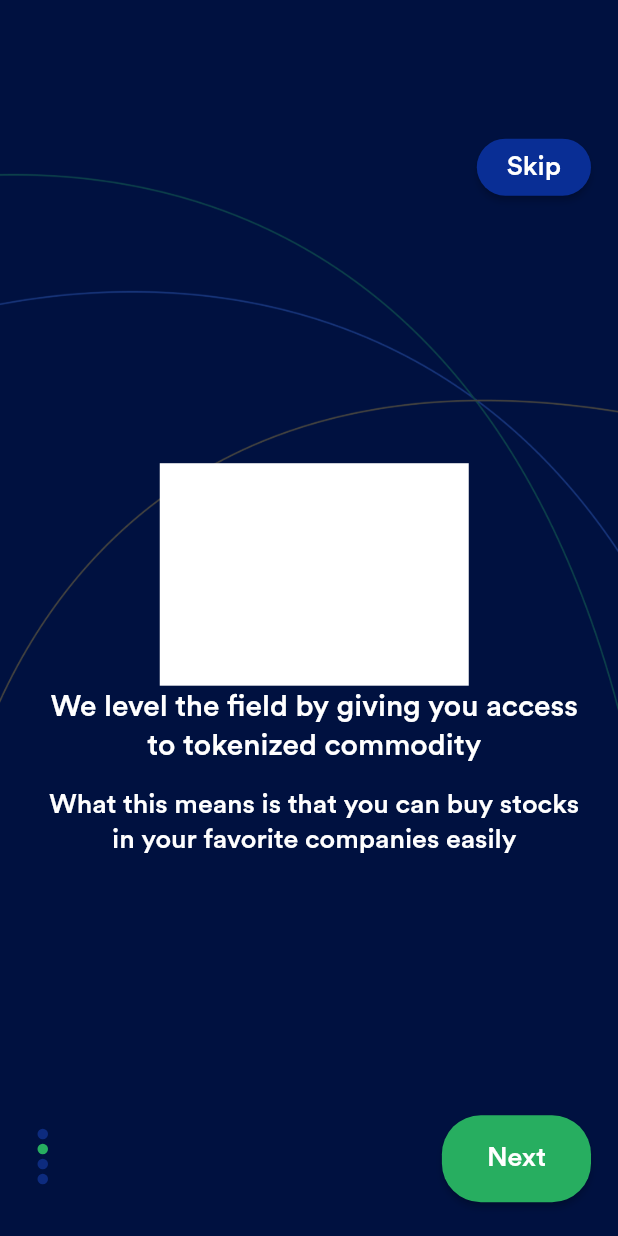
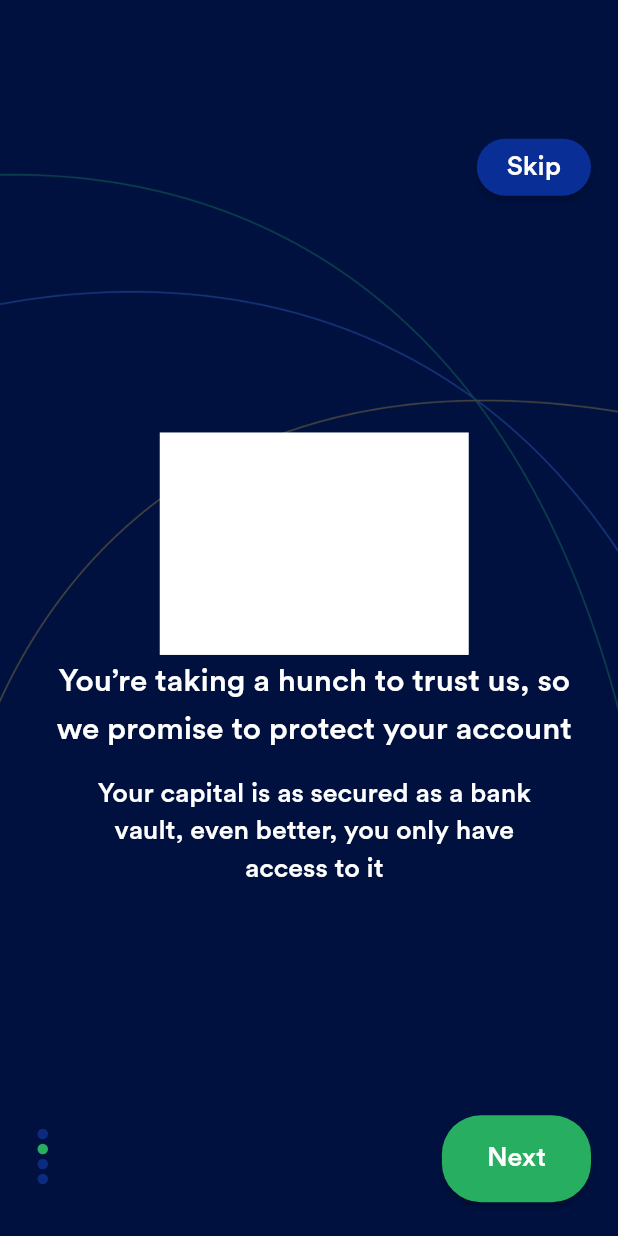
Before and after one commit to DauduVictor/Fintech-App, a Flutter app: the screen it shows after launch, scrolled down 576 dp, on a phone screen of 412 x 824 dp. Run offline on Flutter 3.47's test engine with Material 2 defaults, Android fonts, the phone set to English and light mode, and no system bars; our stand-ins replace flutter_iconly; project files that could hold a hidden picture were left out.

Commit message:
working on sign up screens and fixing design bugs

```diff
--- a/lib/main.dart
+++ b/lib/main.dart
@@ -1,5 +1,7 @@
 import 'package:flutter/material.dart';
 import 'package:my_fin/screens/dashboard.dart';
+import 'package:my_fin/screens/initial_screens/details.dart';
+import 'package:my_fin/screens/initial_screens/register.dart';
 import 'package:my_fin/screens/initial_screens/splash_screen.dart';
 import 'package:my_fin/screens/initial_screens/welcome_page_one.dart';
 
@@ -23,7 +25,9 @@ class MyApp extends StatelessWidget {
       routes: {
         SplashScreen.id: (context) => const SplashScreen(),
         Dashboard.id: (context) => const Dashboard(),
-        WelcomePageOne.id: (context) => const WelcomePageOne(),
+        WelcomeScreen.id: (context) => const WelcomeScreen(),
+        Register.id: (context) => const Register(),
+        Details.id: (context) => const Details(),
       }
     );
   }
--- a/lib/screens/initial_screens/splash_screen.dart
+++ b/lib/screens/initial_screens/splash_screen.dart
@@ -17,7 +17,7 @@ class _SplashScreenState extends State<SplashScreen> {
 
   /// Function to navigate to the next screen after a timer
   void _navigate() {
-    Timer(const Duration(seconds: 3), ()=> Navigator.pushReplacementNamed(context, WelcomePageOne.id));
+    Timer(const Duration(seconds: 3), ()=> Navigator.pushReplacementNamed(context, WelcomeScreen.id));
   }
 
   @override
--- a/lib/screens/initial_screens/welcome_page_one.dart
+++ b/lib/screens/initial_screens/welcome_page_one.dart
@@ -1,16 +1,17 @@
 import 'package:flutter/material.dart';
+import 'package:my_fin/screens/initial_screens/register.dart';
 import 'package:my_fin/utils/constants.dart';
 
-class WelcomePageOne extends StatefulWidget {
+class WelcomeScreen extends StatefulWidget {
 
   static const String id = "welcomePageOne";
-  const WelcomePageOne({Key? key}) : super(key: key);
+  const WelcomeScreen({Key? key}) : super(key: key);
 
   @override
-  State<WelcomePageOne> createState() => _WelcomePageOneState();
+  State<WelcomeScreen> createState() => _WelcomeScreenState();
 }
 
-class _WelcomePageOneState extends State<WelcomePageOne> {
+class _WelcomeScreenState extends State<WelcomeScreen> {
 
   /// A variable to hold the total number of pages that will be slided to and from
   final int _numPages = 4;
@@ -99,7 +100,7 @@ class _WelcomePageOneState extends State<WelcomePageOne> {
                               child: const Text(
                                 'Skip',
                                 style: TextStyle(
-                                  fontSize: 18,
+                                  fontSize: 17,
                                   fontWeight: FontWeight.w500,
                                 ),
                               ),
@@ -119,20 +120,128 @@ class _WelcomePageOneState extends State<WelcomePageOne> {
                                 textAlign: TextAlign.center,
                                 style: TextStyle(
                                   color: Colors.white,
-                                  fontSize: 20,
+                                  fontSize: 21,
                                   fontWeight: FontWeight.w500,
-                                  height: 1.3,
+                                  height: 1.5,
                                 ),
                               ),
                               const SizedBox(height: 15),
-                              const Text(
+                              const Padding(
+                                padding: EdgeInsets.symmetric(horizontal: 25.0),
+                                child: Text(
                                   'What this means is that you can buy stocks in your favorite companies easily',
                                   textAlign: TextAlign.center,
                                   style: TextStyle(
                                     color: Colors.white,
                                     fontSize: 18,
                                     fontWeight: FontWeight.w400,
-                                  height: 1.3,
+                                    height: 1.5,
+                                  ),
+                                ),
+                              ),
+                            ],
+                          ),
+                          /// Page indicator, next button
+                          Row(
+                            mainAxisAlignment: MainAxisAlignment.spaceBetween,
+                            children: [
+                              Column(
+                                children: _buildPageIndicator(),
+                              ),
+                              ElevatedButton(
+                                onPressed: () {
+                                  _pageController.nextPage(duration: const Duration(milliseconds: 400), curve: Curves.easeInOut);
+                                },
+                                style: ElevatedButton.styleFrom(
+                                  primary: const Color(0xFF27AE60),
+                                  onSurface: Colors.white,
+                                  shape: RoundedRectangleBorder(
+                                    borderRadius: BorderRadius.circular(26),
+                                  ),
+                                  padding: const EdgeInsets.symmetric(horizontal: 45, vertical: 13),
+                                ),
+                                child: const Text(
+                                  'Next',
+                                  style: TextStyle(
+                                    fontSize: 18,
+                                    fontWeight: FontWeight.w500,
+                                  ),
+                                ),
+                              ),
+                            ],
+                          ),
+                        ],
+                      ),
+                    ),
+                  ),
+                  Container(
+                    decoration: const BoxDecoration(
+                      image: DecorationImage(
+                        image: AssetImage("assets/images/tabbacimg.png"),
+                        fit: BoxFit.contain,
+                      ),
+                    ),
+                    child: Padding(
+                      padding: const EdgeInsets.fromLTRB(25, 60, 18, 50),
+                      child: Column(
+                        mainAxisAlignment: MainAxisAlignment.spaceBetween,
+                        crossAxisAlignment: CrossAxisAlignment.start,
+                        children: [
+                          /// Skip button
+                          Align(
+                            alignment:  Alignment.topRight,
+                            child: ElevatedButton(
+                              onPressed: () {
+                                _pageController.jumpToPage(4);
+                              },
+                              style: ElevatedButton.styleFrom(
+                                primary: const Color(0xFF092E95),
+                                onSurface: Colors.white,
+                                shape: RoundedRectangleBorder(
+                                  borderRadius: BorderRadius.circular(26),
+                                ),
+                                padding: const EdgeInsets.symmetric(horizontal: 20, vertical: 8),
+                              ),
+                              child: const Text(
+                                'Skip',
+                                style: TextStyle(
+                                  fontSize: 18,
+                                  fontWeight: FontWeight.w500,
+                                ),
+                              ),
+                            ),
+                          ),
+                          /// image, heading, sub heading
+                          Column(
+                            mainAxisAlignment: MainAxisAlignment.spaceBetween,
+                            children: [
+                              Container(
+                                  width: constraints.maxWidth * 0.5,
+                                  height: constraints.maxHeight * 0.18,
+                                  color: Colors.white
+                              ),
+                              const Text(
+                                'You’re taking a hunch to trust us, so we promise to protect your account',
+                                textAlign: TextAlign.center,
+                                style: TextStyle(
+                                  color: Colors.white,
+                                  fontSize: 21,
+                                  fontWeight: FontWeight.w500,
+                                  height: 1.5,
+                                ),
+                              ),
+                              const SizedBox(height: 15),
+                              const Padding(
+                                padding: EdgeInsets.symmetric(horizontal: 25.0),
+                                child: Text(
+                                  'Your capital is as secured as a bank vault, even better, you only have access to it',
+                                  textAlign: TextAlign.center,
+                                  style: TextStyle(
+                                    color: Colors.white,
+                                    fontSize: 18,
+                                    fontWeight: FontWeight.w400,
+                                    height: 1.4,
+                                  ),
                                 ),
                               ),
                             ],
@@ -183,6 +292,7 @@ class _WelcomePageOneState extends State<WelcomePageOne> {
                         mainAxisAlignment: MainAxisAlignment.spaceBetween,
                         crossAxisAlignment: CrossAxisAlignment.start,
                         children: [
+                          /// Skip button
                           Align(
                             alignment:  Alignment.topRight,
                             child: ElevatedButton(
@@ -206,6 +316,7 @@ class _WelcomePageOneState extends State<WelcomePageOne> {
                               ),
                             ),
                           ),
+                          /// image, heading, sub heading
                           Column(
                             mainAxisAlignment: MainAxisAlignment.spaceBetween,
                             children: [
@@ -215,127 +326,32 @@ class _WelcomePageOneState extends State<WelcomePageOne> {
                                   color: Colors.white
                               ),
                               const Text(
-                                'We level the field by giving you access to tokenized commodity',
+                                'Liquidate instantly or keep building your portfolio is totally up to you',
                                 textAlign: TextAlign.center,
                                 style: TextStyle(
                                   color: Colors.white,
-                                  fontSize: 20,
+                                  fontSize: 21,
                                   fontWeight: FontWeight.w500,
-                                  height: 1.3,
+                                  height: 1.5,
                                 ),
                               ),
                               const SizedBox(height: 15),
-                              const Text(
-                                'What this means is that you can buy stocks in your favorite companies easily',
+                              const Padding(
+                                padding: EdgeInsets.symmetric(horizontal: 25.0),
+                                child: Text(
+                                  'A secure and easy medium through which you can trade your tokens',
                                   textAlign: TextAlign.center,
                                   style: TextStyle(
                                     color: Colors.white,
                                     fontSize: 18,
                                     fontWeight: FontWeight.w400,
-                                  height: 1.3,
-                                ),
-                              ),
-                            ],
-                          ),
-                          Row(
-                            mainAxisAlignment: MainAxisAlignment.spaceBetween,
-                            children: [
-                              Column(
-                                children: _buildPageIndicator(),
-                              ),
-                              ElevatedButton(
-                                onPressed: () {
-                                  _pageController.nextPage(duration: const Duration(milliseconds: 400), curve: Curves.easeInOut);
-                                },
-                                style: ElevatedButton.styleFrom(
-                                  primary: const Color(0xFF27AE60),
-                                  onSurface: Colors.white,
-                                  shape: RoundedRectangleBorder(
-                                    borderRadius: BorderRadius.circular(26),
-                                  ),
-                                  padding: const EdgeInsets.symmetric(horizontal: 30, vertical: 18),
-                                ),
-                                child: const Text(
-                                  'Next',
-                                  style: TextStyle(
-                                    fontSize: 18,
-                                    fontWeight: FontWeight.w500,
+                                    height: 1.5,
                                   ),
                                 ),
                               ),
                             ],
                           ),
-                        ],
-                      ),
-                    ),
-                  ),
-                  Container(
-                    decoration: const BoxDecoration(
-                      image: DecorationImage(
-                        image: AssetImage("assets/images/tabbacimg.png"),
-                        fit: BoxFit.contain,
-                      ),
-                    ),
-                    child: Padding(
-                      padding: const EdgeInsets.fromLTRB(25, 60, 18, 50),
-                      child: Column(
-                        mainAxisAlignment: MainAxisAlignment.spaceBetween,
-                        crossAxisAlignment: CrossAxisAlignment.start,
-                        children: [
-                          Align(
-                            alignment:  Alignment.topRight,
-                            child: ElevatedButton(
-                              onPressed: () {
-                                _pageController.jumpToPage(4);
-                              },
-                              style: ElevatedButton.styleFrom(
-                                primary: const Color(0xFF092E95),
-                                onSurface: Colors.white,
-                                shape: RoundedRectangleBorder(
-                                  borderRadius: BorderRadius.circular(26),
-                                ),
-                                padding: const EdgeInsets.symmetric(horizontal: 20, vertical: 8),
-                              ),
-                              child: const Text(
-                                'Skip',
-                                style: TextStyle(
-                                  fontSize: 18,
-                                  fontWeight: FontWeight.w500,
-                                ),
-                              ),
-                            ),
-                          ),
-                          Column(
-                            mainAxisAlignment: MainAxisAlignment.spaceBetween,
-                            children: [
-                              Container(
-                                  width: constraints.maxWidth * 0.5,
-                                  height: constraints.maxHeight * 0.18,
-                                  color: Colors.white
-                              ),
-                              const Text(
-                                'We level the field by giving you access to tokenized commodity',
-                                textAlign: TextAlign.center,
-                                style: TextStyle(
-                                  color: Colors.white,
-                                  fontSize: 20,
-                                  fontWeight: FontWeight.w500,
-                                  height: 1.3,
-                                ),
-                              ),
-                              const SizedBox(height: 15),
-                              const Text(
-                                'What this means is that you can buy stocks in your favorite companies easily',
-                                textAlign: TextAlign.center,
-                                style: TextStyle(
-                                  color: Colors.white,
-                                  fontSize: 18,
-                                  fontWeight: FontWeight.w400,
-                                  height: 1.3,
-                                ),
-                              ),
-                            ],
-                          ),
+                          /// Page indicator, next button
                           Row(
                             mainAxisAlignment: MainAxisAlignment.spaceBetween,
                             children: [
@@ -392,24 +408,27 @@ class _WelcomePageOneState extends State<WelcomePageOne> {
                                   color: Colors.white
                               ),
                               const Text(
-                                'We level the field by giving you access to tokenized commodity',
+                                'Liquidate instantly or keep building your portfolio is totally up to you',
                                 textAlign: TextAlign.center,
                                 style: TextStyle(
                                   color: Colors.white,
-                                  fontSize: 20,
+                                  fontSize: 21,
                                   fontWeight: FontWeight.w500,
-                                  height: 1.3,
+                                  height: 1.5,
                                 ),
                               ),
                               const SizedBox(height: 15),
-                              const Text(
-                                'What this means is that you can buy stocks in your favorite companies easily',
+                              const Padding(
+                                padding: EdgeInsets.symmetric(horizontal: 25.0),
+                                child: Text(
+                                  'A secure and easy medium through which you can trade your tokens',
                                   textAlign: TextAlign.center,
                                   style: TextStyle(
                                     color: Colors.white,
                                     fontSize: 18,
                                     fontWeight: FontWeight.w400,
-                                  height: 1.3,
+                                    height: 1.5,
+                                  ),
                                 ),
                               ),
                             ],
@@ -533,7 +552,9 @@ class _WelcomePageOneState extends State<WelcomePageOne> {
             SizedBox(
               width: constraints.maxWidth,
               child: ElevatedButton(
-                onPressed: () { },
+                onPressed: () {
+                  Navigator.pushNamed(context, Register.id);
+                },
                 style: ElevatedButton.styleFrom(
                   primary: const Color(0xFF4D84FF),
                   onSurface: Colors.white,
```
Also changed, not shown: lib/screens/initial_screens/details.dart (added, +17 -0 lines), lib/screens/initial_screens/register.dart (added, +199 -0 lines), lib/utils/constants.dart (+37 -0 lines). Lines whose indentation alone changed are shown as unchanged.
